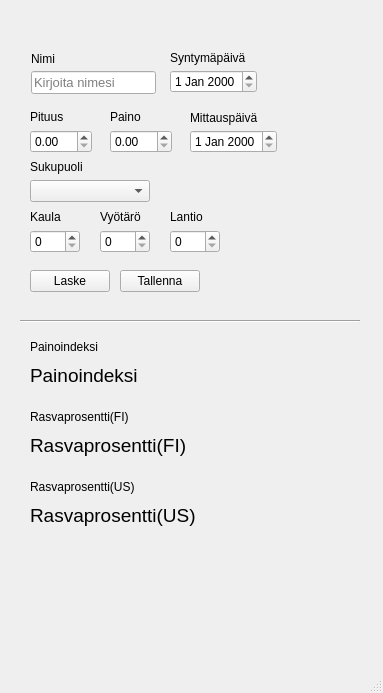
This is app.ui in eeroleppalehto/fitnessGUI as Qt 5 draws it before an edit. The edited form follows.
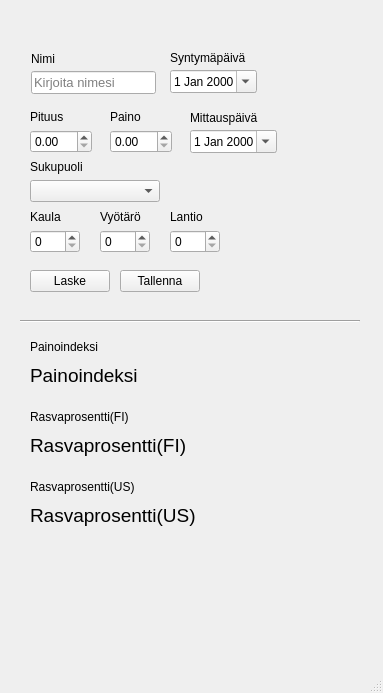
This is the edited form.

The edit to the form file:
```diff
--- a/app.ui
+++ b/app.ui
@@ -19,7 +19,7 @@
      <rect>
       <x>31</x>
       <y>51</y>
-      <width>24</width>
+      <width>50</width>
       <height>16</height>
      </rect>
     </property>
@@ -60,6 +60,9 @@
       <height>23</height>
      </rect>
     </property>
+    <property name="calendarPopup">
+     <bool>true</bool>
+    </property>
    </widget>
    <widget class="QDoubleSpinBox" name="heightDoubleSpinBox">
     <property name="geometry">
@@ -86,7 +89,7 @@
      <rect>
       <x>190</x>
       <y>110</y>
-      <width>68</width>
+      <width>90</width>
       <height>16</height>
      </rect>
     </property>
@@ -151,7 +154,7 @@
      <rect>
       <x>30</x>
       <y>180</y>
-      <width>120</width>
+      <width>130</width>
       <height>22</height>
      </rect>
     </property>
@@ -255,7 +258,7 @@
      <rect>
       <x>170</x>
       <y>50</y>
-      <width>90</width>
+      <width>100</width>
       <height>16</height>
      </rect>
     </property>
@@ -272,6 +275,12 @@
       <height>23</height>
      </rect>
     </property>
+    <property name="contextMenuPolicy">
+     <enum>Qt::DefaultContextMenu</enum>
+    </property>
+    <property name="calendarPopup">
+     <bool>true</bool>
+    </property>
    </widget>
    <widget class="QLabel" name="label">
     <property name="geometry">
@@ -304,7 +313,7 @@
      <rect>
       <x>30</x>
       <y>360</y>
-      <width>110</width>
+      <width>130</width>
       <height>30</height>
      </rect>
     </property>
```
Left out of the diff: 21 changed lines with no effect on the pictures.
